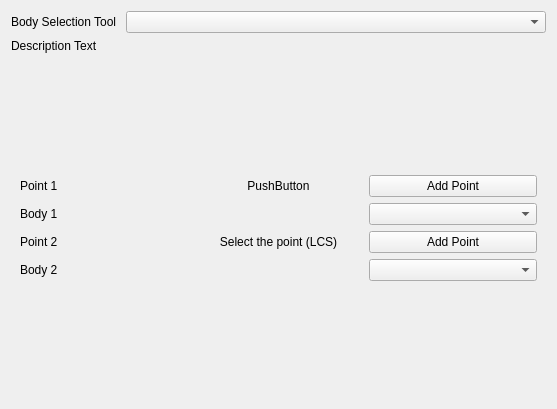
Before: the Qt Designer form BodySelector.ui in ljplessis/Nikra-DAP, drawn with Qt 5.
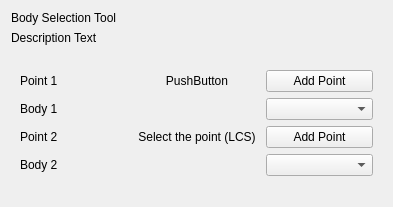
After: the same form once the commit is applied.

Commit message: DAPForce: Added Dynamic functionality for body selection tool, eliminating the need for a combo box to chmage joint type

Patch:
```diff
--- a/BodySelector.ui
+++ b/BodySelector.ui
@@ -6,8 +6,8 @@
    <rect>
     <x>0</x>
     <y>0</y>
-    <width>557</width>
-    <height>409</height>
+    <width>393</width>
+    <height>207</height>
    </rect>
   </property>
   <property name="windowTitle">
@@ -23,9 +23,6 @@
        </property>
       </widget>
      </item>
-     <item row="0" column="1">
-      <widget class="QComboBox" name="comboType"/>
-     </item>
      <item row="1" column="0" colspan="2">
       <widget class="QLabel" name="labelHelperText">
        <property name="text">
```
The commit also changes 3 other files.
